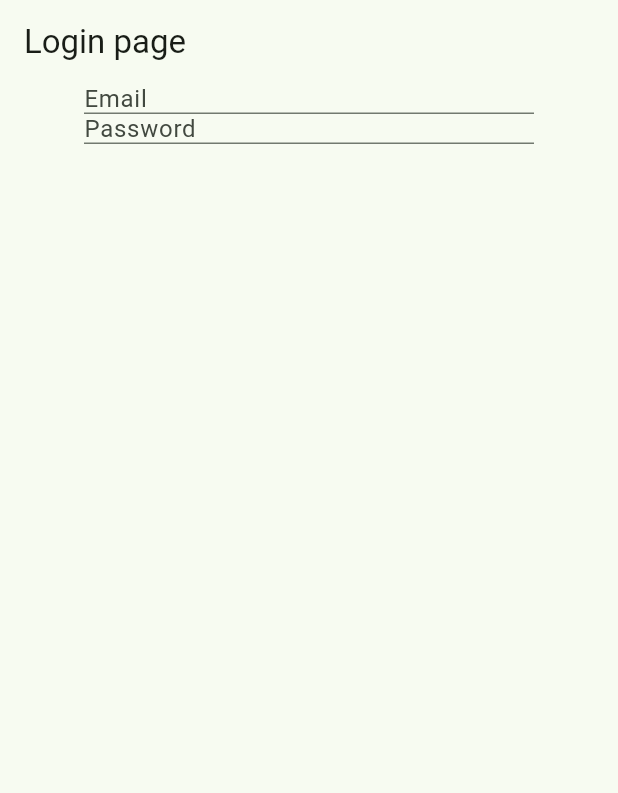
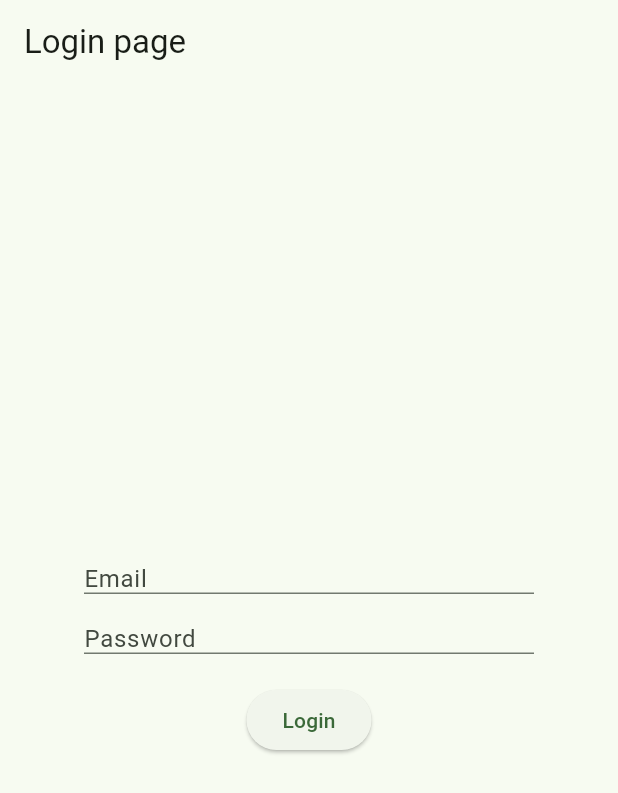
Before and after one commit to gabrieldasneves/dartpedia, a Flutter app: the screen it shows after launch, on a phone screen of 412 x 824 dp. Shown: the top 793 px of the screen. Run offline on Flutter 3.47's test engine with Material 3 defaults, Android fonts, the phone set to English and light mode, and no system bars.

Commit message:
some padding to look good and add a button

```diff
--- a/tasks/lib/main.dart
+++ b/tasks/lib/main.dart
@@ -18,20 +18,31 @@ class MyApp extends StatelessWidget {
         appBar: AppBar(title: Text('Login page')),
         body: Center(
           child: Column(
+            mainAxisSize: MainAxisSize.min,
             children: [
-              SizedBox(
+              Padding(
+                padding: EdgeInsets.all(10),
+                child: SizedBox(
                   height: 20,
                   width: 300,
                   child: TextField(
                     decoration: InputDecoration(labelText: 'Email'),
                   ),
                 ),
-              SizedBox(
+              ),
+              Padding(
+                padding: EdgeInsets.all(10),
+                child: SizedBox(
                   height: 20,
                   width: 300,
                   child: TextField(
                     decoration: InputDecoration(labelText: 'Password'),
                   ),
+                ),
+              ),
+              Padding(
+                padding: EdgeInsets.all(10),
+                child: ElevatedButton(onPressed: () {}, child: Text('Login')),
               ),
             ],
           ),
```
Lines whose indentation alone changed are shown as unchanged.
